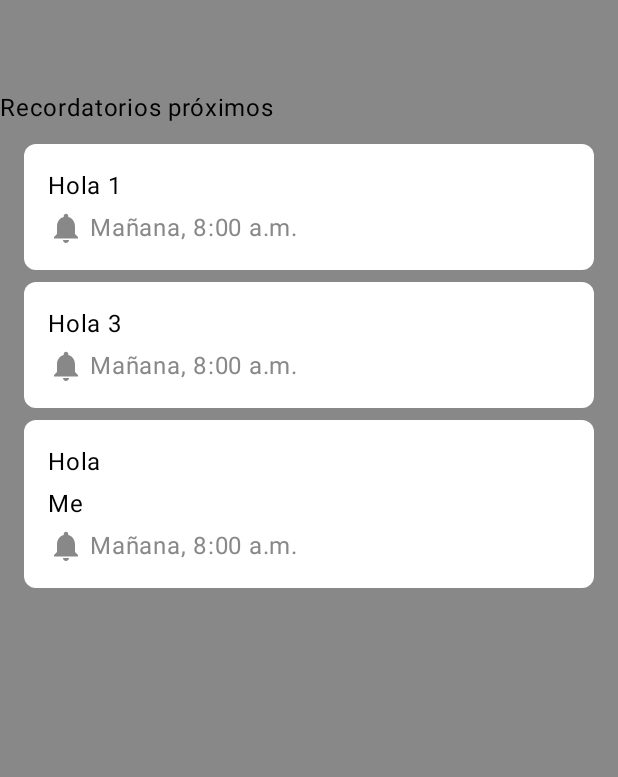
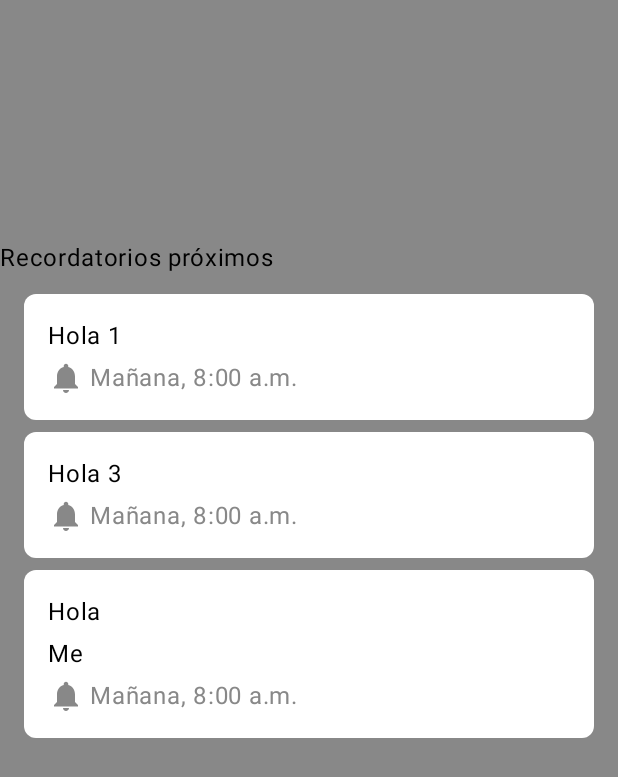
Before and after one commit to JuanCharlitossLopez/ProyectoNotas, an Android app built with Jetpack Compose: the composable Content shown on its own in the app's theme, on a phone screen of 412 x 824 dp. Shown: the top 777 px of the screen. Run offline under Robolectric (Android 15) with nearby library versions, the phone set to English and light mode, and no system bars.

```diff
--- a/ProyectoNotas/app/src/main/java/com/example/proyectonotas/MainActivity.kt
+++ b/ProyectoNotas/app/src/main/java/com/example/proyectonotas/MainActivity.kt
@@ -1,4 +1,3 @@
-@file:OptIn(ExperimentalMaterial3Api::class)
 
 package com.example.proyectonotas
 
@@ -18,10 +17,12 @@ import androidx.compose.material3.Text
 import androidx.compose.runtime.Composable
 import androidx.compose.ui.Modifier
 import androidx.compose.ui.graphics.Color
+import androidx.compose.ui.text.input.TextFieldValue
 import androidx.compose.ui.tooling.preview.Preview
 import androidx.compose.ui.unit.dp
 import com.example.proyectonotas.componentes.BottomBar
 import com.example.proyectonotas.componentes.FAB
+import com.example.proyectonotas.componentes.SearchBar
 import com.example.proyectonotas.componentes.ToolBar
 import com.example.proyectonotas.screens.CardView
 import com.example.proyectonotas.screens.ListCard
@@ -43,8 +44,9 @@ class MainActivity : ComponentActivity() {
 @Composable
 fun ViewContainer() {
     Scaffold (
-        topBar = { ToolBar() },
+       topBar = { ToolBar() },
         content = { Content()},
+
         bottomBar = {BottomBar()}//poner la barra de abajo
         //floatingActionButton = { FAB() }
     )
@@ -61,7 +63,7 @@ fun Content() {
         modifier = Modifier
             .fillMaxSize()
             .background(Color.Gray)
-            .padding(top = 60.dp)
+            .padding(top = 160.dp)
     )
     {/*
         TextCard(title = "Material Design", content = "Material design is a foundation upon which applications for Google platforms are built. These principles are intended for a wide audience.")
```
Also changed, not shown: ProyectoNotas/app/src/main/java/com/example/proyectonotas/screens/PrincipalScreen.kt (added).
